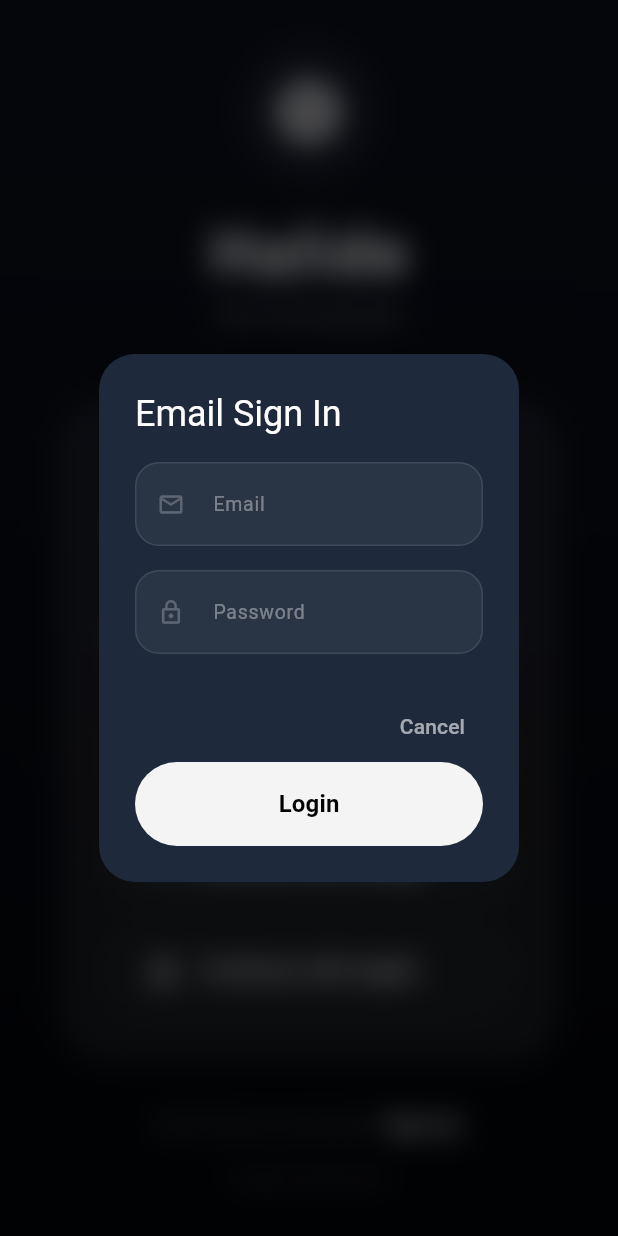
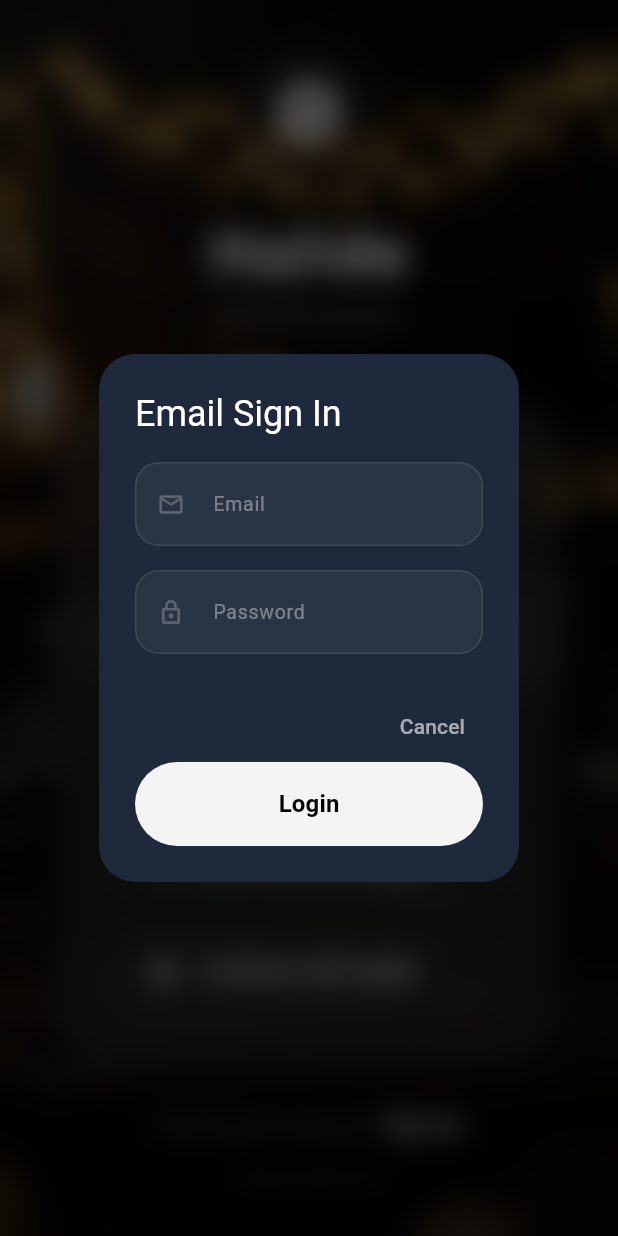
Before and after one commit to khoinguyent/Halide, a Flutter app: the screen it shows after launch, after a tap on "Continue with Email", on a phone screen of 412 x 824 dp. Run offline on Flutter 3.47's test engine with Material 3 defaults, Android fonts, the phone set to English and light mode, and no system bars; our stand-ins replace firebase_auth, firebase_core, flutter_riverpod, go_router, google_sign_in, image_picker and 1 more; missing offline and left inert: firebase_ui_auth, firebase_ui_oauth_apple, firebase_ui_oauth_facebook, firebase_ui_oauth_google; accounts and stored records are empty.

Commit message:
feat: align frontend with modular backend, fix overflows, and migrate local assets

```diff
--- a/frontend/lib/views/auth/login_view.dart
+++ b/frontend/lib/views/auth/login_view.dart
@@ -121,12 +121,13 @@ class _LoginViewState extends ConsumerState<LoginView> {
       backgroundColor: Colors.black,
       body: Stack(
         children: [
-          // 1. Background Image
+          // Local background image for premium aesthetic
           Positioned.fill(
-            child: Image.network(
-              'https://images.unsplash.com/photo-1516035069371-29a1b244cc32?q=80&w=1938&auto=format&fit=crop',
+            child: Image.asset(
+              'assets/images/login_bg.png',
               fit: BoxFit.cover,
-              errorBuilder: (context, error, stackTrace) => Container(color: const Color(0xFF0F172A)),
+              height: double.infinity,
+              width: double.infinity,
             ),
           ),
           // Gradient Overlay
--- a/frontend/pubspec.yaml
+++ b/frontend/pubspec.yaml
@@ -70,6 +70,8 @@ flutter:
   # included with your application, so that you can use the icons in
   # the material Icons class.
   uses-material-design: true
+  assets:
+    - assets/images/
 
   # To add assets to your application, add an assets section, like this:
   # assets:
```
Also changed, not shown: frontend/lib/views/auth/register_view.dart (+8 -6 lines), frontend/assets/images/login_bg.png (added), frontend/assets/images/register_bg.png (added).
